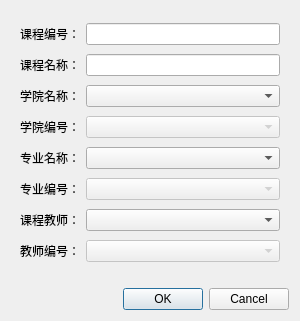
Bamboo-a-i/QtExamAdmin, file DisposeCenter/dialogcurriculum.ui: the form before one commit.
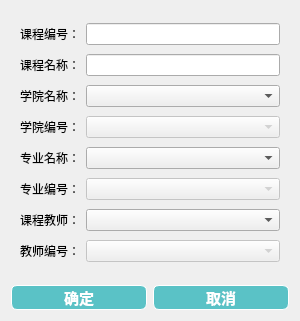
The form after the commit.

The edit to the form file:
```diff
--- a/DisposeCenter/dialogcurriculum.ui
+++ b/DisposeCenter/dialogcurriculum.ui
@@ -13,18 +13,33 @@
   <property name="windowTitle">
    <string>Dialog</string>
   </property>
+  <property name="styleSheet">
+   <string notr="true">/*pushbutton */
+QPushButton {
+border: 0.5px solid white;
+border-radius: 6px;
+background-color: rgb(90,194,198);
+min-width: 80px;
+font-family: &quot;Microsoft YaHei&quot;;
+font-size:11pt;
+font-weight: bold;
+color:white;
+}
+
+QPushButton:hover {
+border: 0.5px solid white;
+border-radius: 6px;
+background-color: #1fab89;
+min-width: 80px;
+font-family: &quot;Microsoft YaHei&quot;;
+font-size:10pt;
+font-weight: bold;
+color:white;
+}
+</string>
+  </property>
   <layout class="QGridLayout" name="gridLayout_2">
-   <item row="1" column="0">
-    <widget class="QDialogButtonBox" name="buttonBox">
-     <property name="orientation">
-      <enum>Qt::Horizontal</enum>
-     </property>
-     <property name="standardButtons">
-      <set>QDialogButtonBox::Cancel|QDialogButtonBox::Ok</set>
-     </property>
-    </widget>
-   </item>
-   <item row="0" column="0">
+   <item row="0" column="0" colspan="2">
     <widget class="QWidget" name="widget" native="true">
      <layout class="QGridLayout" name="gridLayout">
       <item row="8" column="1">
@@ -134,6 +149,20 @@
      </layout>
     </widget>
    </item>
+   <item row="1" column="0">
+    <widget class="QPushButton" name="btnCommit">
+     <property name="text">
+      <string>确定</string>
+     </property>
+    </widget>
+   </item>
+   <item row="1" column="1">
+    <widget class="QPushButton" name="btnCancel">
+     <property name="text">
+      <string>取消</string>
+     </property>
+    </widget>
+   </item>
   </layout>
  </widget>
  <resources/>
```
Left out of the diff: 28 changed lines with no effect on the pictures.
